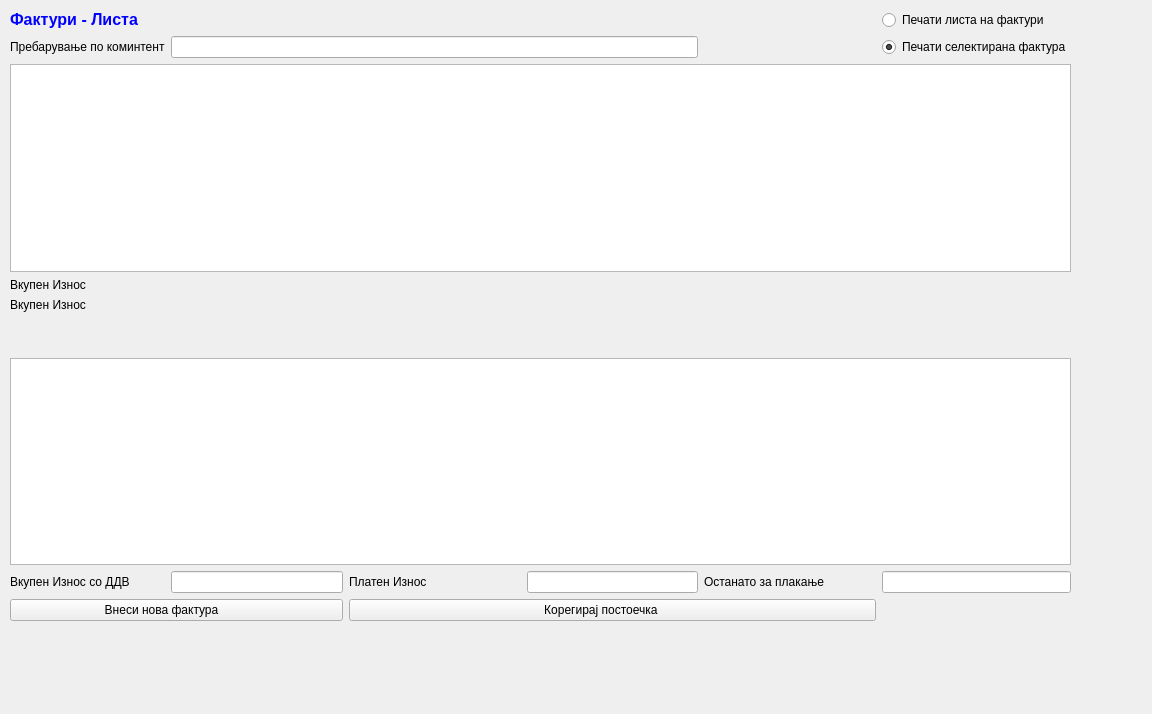
Old version of the form sterna/Smetki/smetkilista.ui in the repository srgank/sterna_x.
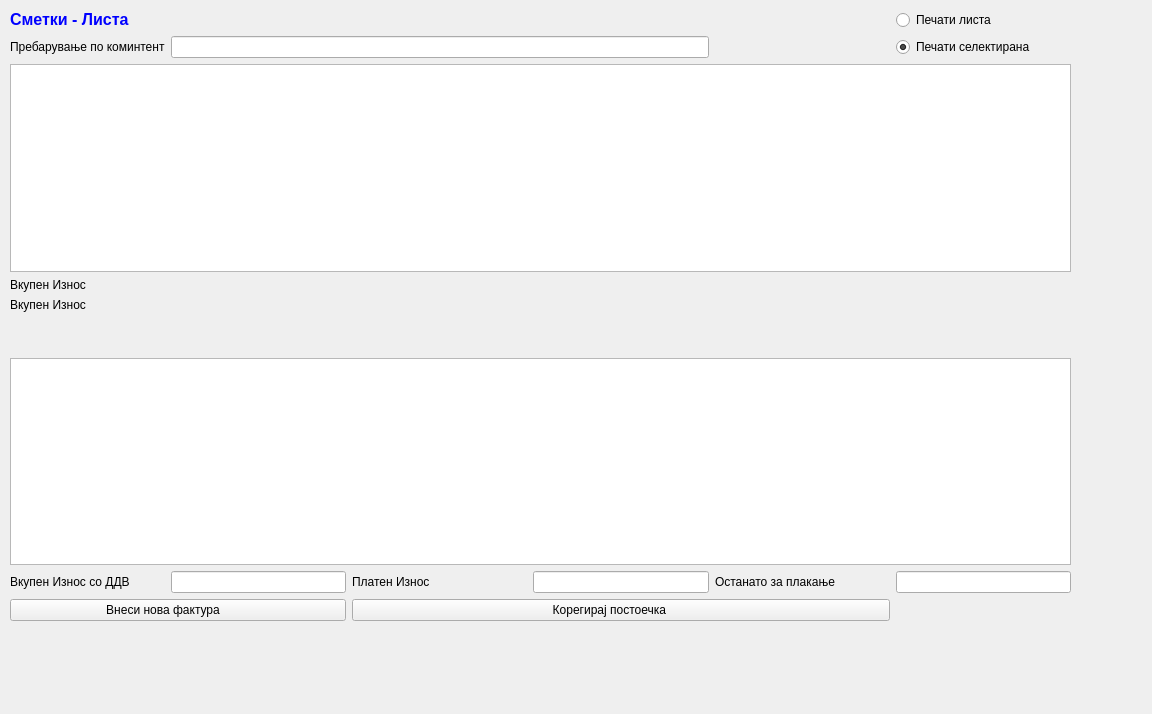
New version of the form. Icons and pictures are not drawn.

```diff
--- a/sterna/Smetki/smetkilista.ui
+++ b/sterna/Smetki/smetkilista.ui
@@ -29,8 +29,8 @@
        <string>&lt;!DOCTYPE HTML PUBLIC &quot;-//W3C//DTD HTML 4.0//EN&quot; &quot;http://www.w3.org/TR/REC-html40/strict.dtd&quot;&gt;
 &lt;html&gt;&lt;head&gt;&lt;meta name=&quot;qrichtext&quot; content=&quot;1&quot; /&gt;&lt;style type=&quot;text/css&quot;&gt;
 p, li { white-space: pre-wrap; }
-&lt;/style&gt;&lt;/head&gt;&lt;body style=&quot; font-family:'MS Shell Dlg 2'; font-size:10pt; font-weight:400; font-style:normal;&quot;&gt;
-&lt;p style=&quot; margin-top:0px; margin-bottom:0px; margin-left:0px; margin-right:0px; -qt-block-indent:0; text-indent:0px;&quot;&gt;&lt;span style=&quot; font-size:12pt; font-weight:600; color:#0000ff;&quot;&gt;Фактури - Листа&lt;/span&gt;&lt;/p&gt;&lt;/body&gt;&lt;/html&gt;</string>
+&lt;/style&gt;&lt;/head&gt;&lt;body style=&quot; font-family:'Sans Serif'; font-size:9pt; font-weight:400; font-style:normal;&quot;&gt;
+&lt;p style=&quot; margin-top:0px; margin-bottom:0px; margin-left:0px; margin-right:0px; -qt-block-indent:0; text-indent:0px;&quot;&gt;&lt;span style=&quot; font-family:'MS Shell Dlg 2'; font-size:12pt; font-weight:600; color:#0000ff;&quot;&gt;Сметки&lt;/span&gt;&lt;span style=&quot; font-family:'MS Shell Dlg 2'; font-size:12pt; font-weight:600; color:#0000ff;&quot;&gt; - Листа&lt;/span&gt;&lt;/p&gt;&lt;/body&gt;&lt;/html&gt;</string>
       </property>
      </widget>
     </item>
@@ -89,7 +89,7 @@
     <item row="0" column="5">
      <widget class="QRadioButton" name="radioButtonPecatiLista">
       <property name="text">
-       <string>Печати листа на фактури</string>
+       <string>Печати листа </string>
       </property>
      </widget>
     </item>
@@ -106,7 +106,7 @@
     <item row="1" column="5">
      <widget class="QRadioButton" name="radioButtonPecatiSelektirana">
       <property name="text">
-       <string>Печати селектирана фактура</string>
+       <string>Печати селектирана</string>
       </property>
       <property name="checked">
        <bool>true</bool>
```
